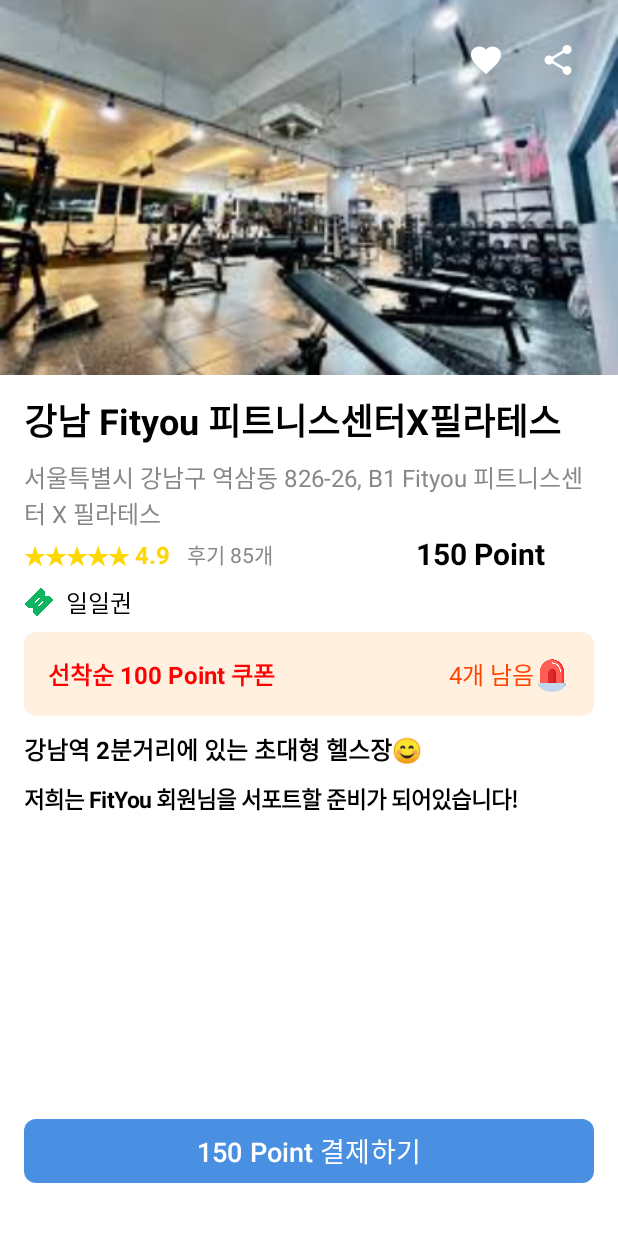
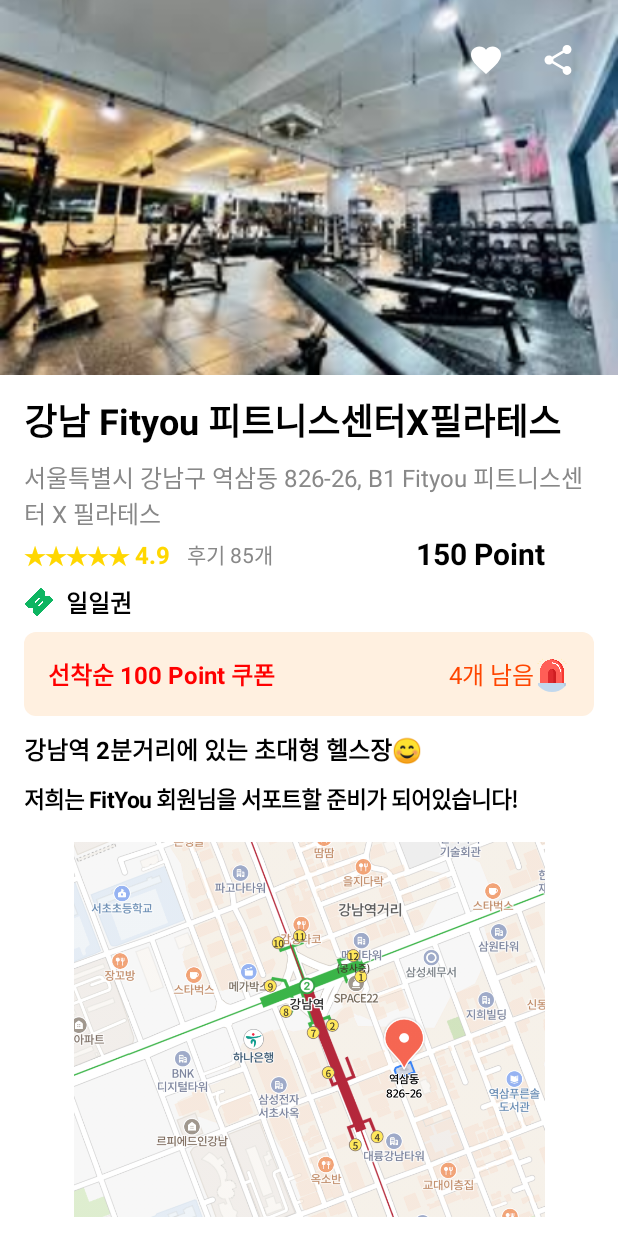
Before and after one commit to HWANGHEEWSUNG/GroupWare, an Android app built with Jetpack Compose: the @Preview function PreviewGymInfoScreen, on a phone screen of 412 x 824 dp. Run offline under Robolectric (Android 15) with nearby library versions, the phone set to English and light mode, and no system bars.

Commit message:
성다희 - GyminfoScreen Update & Preview adds

```diff
--- a/app/src/main/java/com/example/groupware/gymScreen/GyminfoScreen.kt
+++ b/app/src/main/java/com/example/groupware/gymScreen/GyminfoScreen.kt
@@ -1,6 +1,5 @@
 package com.example.groupware.gymScreen
 
-import androidx.annotation.Size
 import androidx.compose.foundation.Image
 import androidx.compose.foundation.background
 import androidx.compose.foundation.layout.Box
@@ -12,6 +11,7 @@ import androidx.compose.foundation.layout.fillMaxWidth
 import androidx.compose.foundation.layout.height
 import androidx.compose.foundation.layout.padding
 import androidx.compose.foundation.layout.size
+import androidx.compose.foundation.layout.width
 import androidx.compose.foundation.shape.RoundedCornerShape
 import androidx.compose.material.icons.Icons
 import androidx.compose.material.icons.filled.Favorite
@@ -114,7 +114,6 @@ fun GymInfoScreen(navController: NavController) {
                 modifier = Modifier.padding(start = 95.dp)
             )
         }
-//여기 밑으로 수정중
 
             Spacer(modifier = Modifier.height(8.dp))
 
@@ -133,10 +132,9 @@ fun GymInfoScreen(navController: NavController) {
                 Text(
                     text = "  일일권",
                     color = Color.Black,
-//                    fontWeight = FontWeight.Bold,
+                    fontWeight = FontWeight.Bold,
                     fontSize = 16.sp
                 )
-//여기 위로 수정중
 
         }
         Spacer(modifier = Modifier.height(8.dp))
@@ -195,6 +193,17 @@ fun GymInfoScreen(navController: NavController) {
             fontSize = 15.sp,
             modifier = Modifier.padding(horizontal = 16.dp)
         )
+
+        Spacer(modifier = Modifier.height(18.dp))
+
+        Image(
+            painter = painterResource(id = R.drawable.pic_map),
+            contentDescription = "지도",
+            modifier = Modifier
+                .height(250.dp)
+                .width(900.dp)
+            )
+
         Spacer(modifier = Modifier.height(200.dp))
         Button(
             onClick = { /* Handle membership selection */ },
```
Also changed, not shown: app/src/main/res/drawable/pic_map.png (added).
